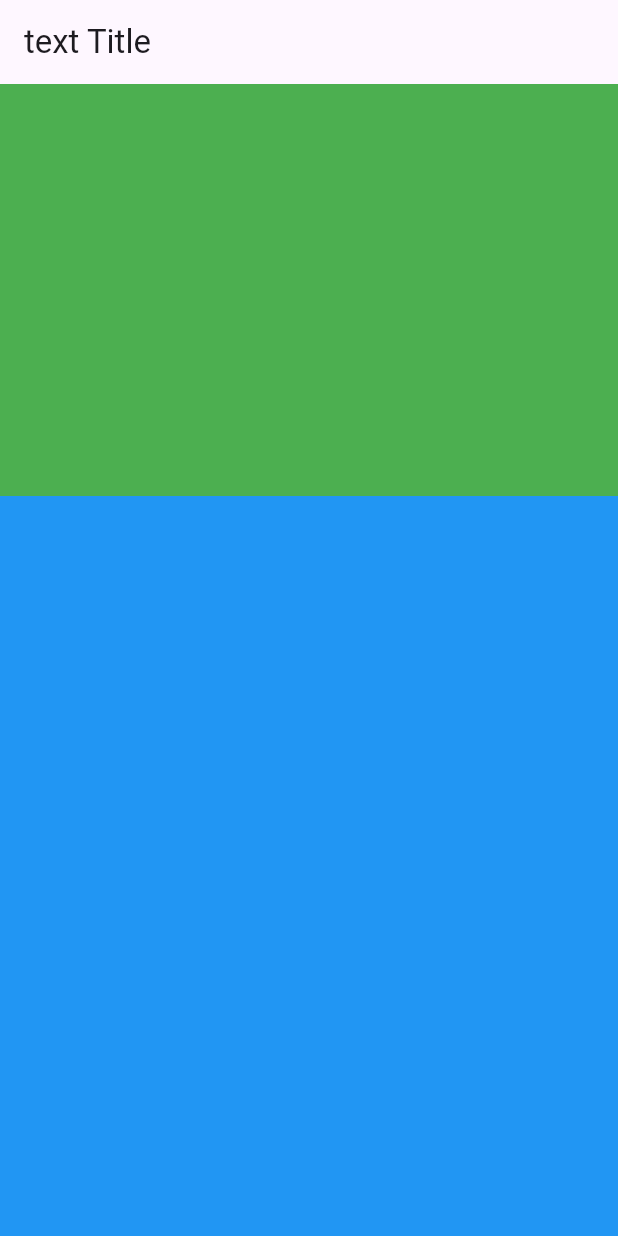
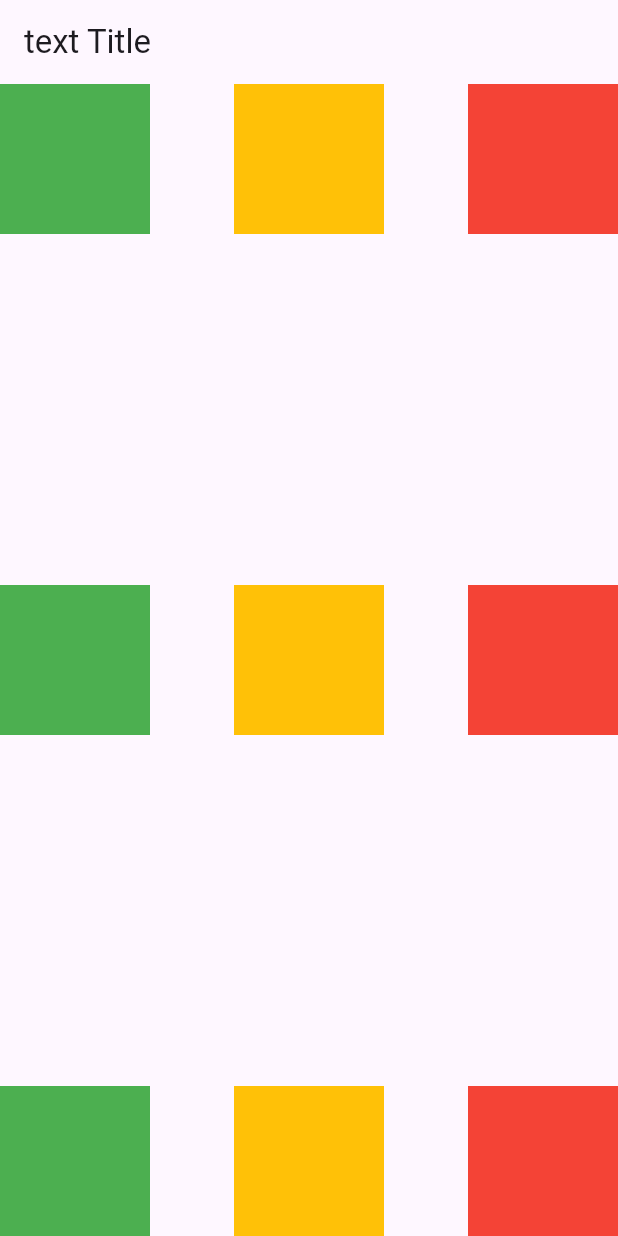
Before and after one commit to kimsungsik03D/flutter_learn, a Flutter app: the screen it shows after launch, on a phone screen of 412 x 824 dp. Run offline on Flutter 3.47's test engine with Material 3 defaults, Android fonts, the phone set to English and light mode, and no system bars.

Commit message:
ch10. Alignment 1

```diff
--- a/learnyoutube/lib/main.dart
+++ b/learnyoutube/lib/main.dart
@@ -58,58 +58,88 @@ class _MyHomePageState extends State<MyHomePage> {
   Widget build(BuildContext context) {
     return Scaffold(
         appBar: AppBar(title: const Text("text Title")),
-        body: SingleChildScrollView(
-          child: Column(
+        body: Container(
+          child: Stack(
             children: [
-              SizedBox(
-                height: MediaQuery.of(context).size.height / 3,
-                child: SingleChildScrollView(
-                  child: Column(children: [
-                    Container(
-                      width: MediaQuery.of(context).size.width,
-                      height: 300,
+              Align(
+                alignment: Alignment.topCenter,
+                child: Container(
+                  width: 100,
+                  height: 100,
+                  alignment: Alignment.center,
+                  color: Colors.amber,
+                ),
+              ),
+              Align(
+                alignment: Alignment.topLeft,
+                child: Container(
+                  width: 100,
+                  height: 100,
+                  alignment: Alignment.center,
                   color: Colors.green,
                 ),
-                    Container(
-                      width: MediaQuery.of(context).size.width,
-                      height: 300,
+              ),
+              Align(
+                alignment: Alignment.topRight,
+                child: Container(
+                  width: 100,
+                  height: 100,
+                  alignment: Alignment.center,
                   color: Colors.red,
                 ),
-                  ]),
+              ),
+              Align(
+                alignment: Alignment.center,
+                child: Container(
+                  width: 100,
+                  height: 100,
+                  alignment: Alignment.center,
+                  color: Colors.amber,
                 ),
               ),
-              SizedBox(
-                height: MediaQuery.of(context).size.height / 3,
-                child: SingleChildScrollView(
-                  child: Column(children: [
-                    Container(
-                      width: MediaQuery.of(context).size.width,
-                      height: 300,
-                      color: Colors.blue,
-                    ),
-                    Container(
-                      width: MediaQuery.of(context).size.width,
-                      height: 300,
-                      color: Colors.purple,
-                    ),
-                  ]),
+              Align(
+                alignment: Alignment.centerLeft,
+                child: Container(
+                  width: 100,
+                  height: 100,
+                  alignment: Alignment.center,
+                  color: Colors.green,
                 ),
               ),
-              SizedBox(
-                height: MediaQuery.of(context).size.height / 3,
-                child: SingleChildScrollView(
-                  child: Column(children: [
-                    Container(
-                      width: MediaQuery.of(context).size.width,
-                      height: 300,
-                      color: Colors.blue,
+              Align(
+                alignment: Alignment.centerRight,
+                child: Container(
+                  width: 100,
+                  height: 100,
+                  alignment: Alignment.center,
+                  color: Colors.red,
                 ),
-                    Container(
-                      width: MediaQuery.of(context).size.width,
-                      height: 300,
-                      color: Colors.purple,
               ),
-                  ]),
+              Align(
+                alignment: Alignment.bottomCenter,
+                child: Container(
+                  width: 100,
+                  height: 100,
+                  alignment: Alignment.center,
+                  color: Colors.amber,
+                ),
+              ),
+              Align(
+                alignment: Alignment.bottomLeft,
+                child: Container(
+                  width: 100,
+                  height: 100,
+                  alignment: Alignment.center,
+                  color: Colors.green,
+                ),
+              ),
+              Align(
+                alignment: Alignment.bottomRight,
+                child: Container(
+                  width: 100,
+                  height: 100,
+                  alignment: Alignment.center,
+                  color: Colors.red,
                 ),
               ),
             ],
```
Lines whose indentation alone changed are shown as unchanged.
